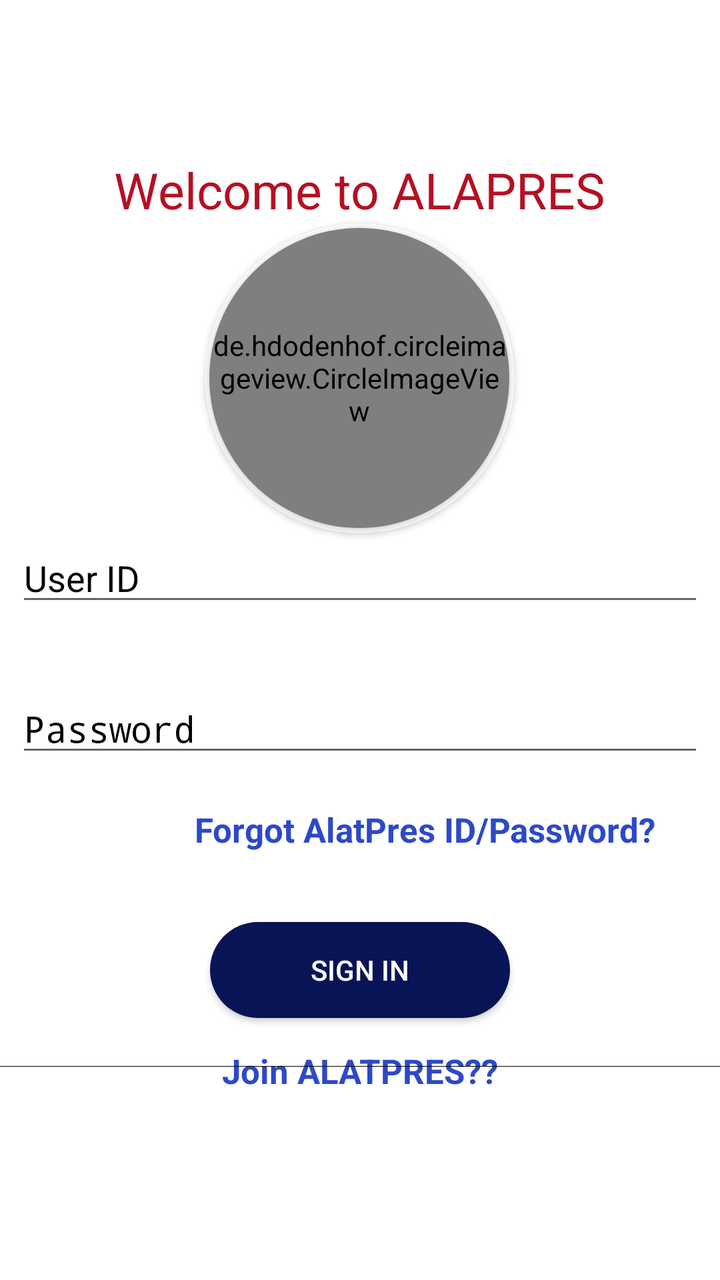
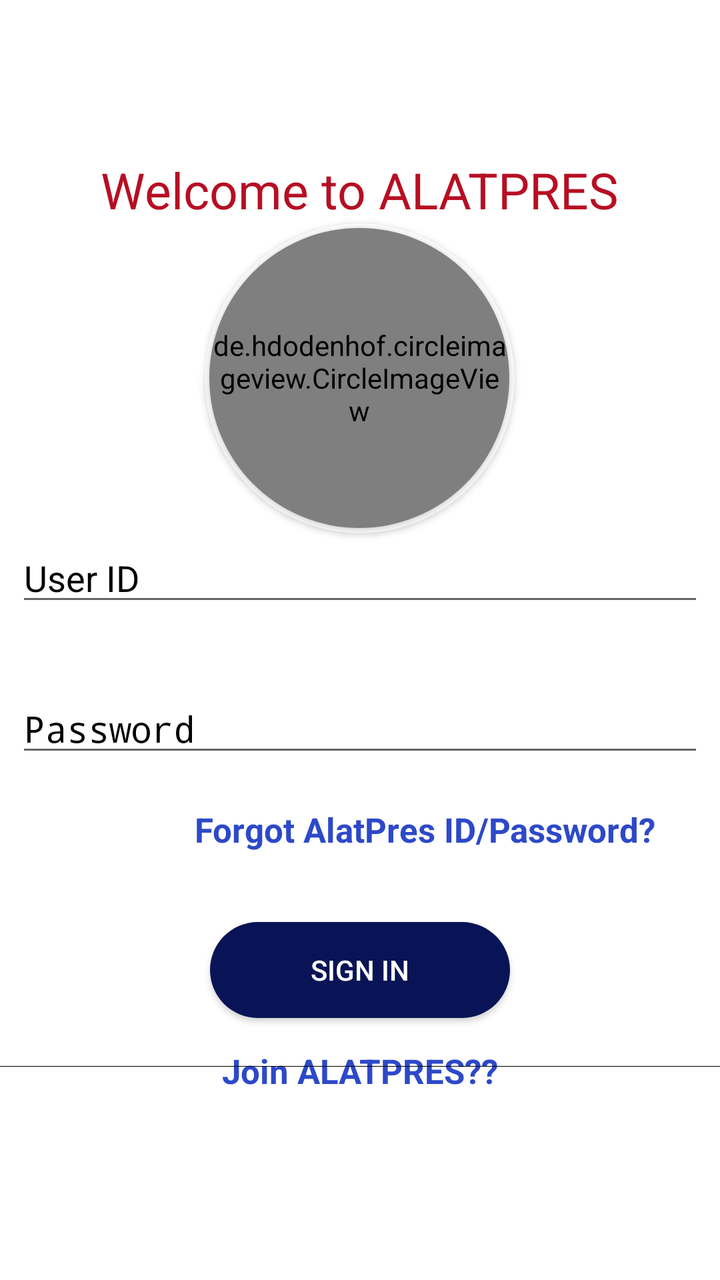

An Android layout rendered at two revisions. The XML below is the earlier revision; the diff shows what the commit changed to produce the second picture.
<!-- AndroidManifest.xml: activity theme AppTheme.NoActionBar -->
<!-- res/layout/activity_login.xml -->
<?xml version="1.0" encoding="utf-8"?>

<androidx.core.widget.NestedScrollView xmlns:android="http://schemas.android.com/apk/res/android"
    xmlns:app="http://schemas.android.com/apk/res-auto"
    xmlns:tools="http://schemas.android.com/tools"
    android:layout_width="match_parent"
    android:layout_height="match_parent"
    android:background="@color/colorWhite">

    <LinearLayout
        android:layout_width="match_parent"
        android:layout_height="match_parent"
        android:layout_gravity="center_vertical"
        android:orientation="vertical">

        <TextView
            android:id="@+id/textView"
            android:layout_width="wrap_content"
            android:layout_height="match_parent"
            android:layout_marginStart="8dp"
            android:layout_marginEnd="8dp"
            android:layout_gravity="center"
            android:layout_marginBottom="@dimen/_20sdp"
            android:text="Welcome to ALAPRES"
            android:textColor="@color/error"
            android:textSize="25sp"/>

        <androidx.cardview.widget.CardView
            android:layout_width="155dp"
            android:id="@+id/school"
            android:layout_height="155dp"
            app:cardCornerRadius="250dp"
            app:cardBackgroundColor="@color/colorWhite"
            app:layout_constraintBottom_toTopOf="@+id/textView"
            app:layout_constraintEnd_toEndOf="parent"
            android:layout_marginBottom="@dimen/_20sdp"
            app:layout_constraintHorizontal_bias="0.5"
            android:layout_gravity="center"
            app:layout_constraintStart_toStartOf="parent"
            app:layout_constraintTop_toTopOf="parent" >


            <androidx.cardview.widget.CardView
                android:layout_width="150dp"
                android:layout_height="150dp"
                app:cardCornerRadius="250dp"
                android:layout_gravity="center">

                <de.hdodenhof.circleimageview.CircleImageView
                    android:layout_width="150dp"
                    android:id="@+id/imageview"
                    android:layout_height="150dp"
                    android:scaleType="centerCrop"/>

            </androidx.cardview.widget.CardView>

        </androidx.cardview.widget.CardView>

        <androidx.constraintlayout.widget.ConstraintLayout
            android:id="@+id/layout1"
            android:layout_width="match_parent"
            android:layout_height="match_parent"
            android:layout_gravity="center_vertical"
            android:visibility="visible">



            <EditText
                android:id="@+id/input_login_email"
                android:layout_width="match_parent"
                android:layout_height="wrap_content"
                android:layout_marginStart="8dp"
                android:layout_marginTop="40dp"
                android:layout_marginEnd="8dp"
                android:ems="10"
                android:hint="User ID"
                android:inputType="text"
                android:textColor="@color/colorBlack"
                android:textColorHint="@color/colorBlack"
                app:layout_constraintEnd_toEndOf="parent"
                app:layout_constraintHorizontal_bias="0.0"
                app:layout_constraintStart_toStartOf="parent" />

            <EditText
                android:id="@+id/input_login_pin"
                android:layout_width="match_parent"
                android:layout_height="wrap_content"
                android:layout_marginStart="8dp"
                android:layout_marginTop="34dp"
                android:layout_marginEnd="8dp"

                android:ems="10"
                android:hint="Password"
                android:inputType="textPassword"
                android:textColorHint="@color/colorBlack"
                app:layout_constraintEnd_toEndOf="parent"
                app:layout_constraintHorizontal_bias="0.503"
                app:layout_constraintStart_toStartOf="parent"
                app:layout_constraintTop_toBottomOf="@+id/input_login_email" />

            <TextView
                android:id="@+id/tv_forgot_password"
                android:layout_width="wrap_content"
                android:layout_height="wrap_content"
                android:layout_marginStart="8dp"
                android:layout_marginTop="5dp"
                android:layout_marginEnd="8dp"
                android:padding="15dp"
                android:text="Forgot AlatPres ID/Password?"
                android:textColor="@color/color_url"
                android:textSize="17sp"
                android:textStyle="bold"
                app:layout_constraintEnd_toEndOf="parent"
                app:layout_constraintHorizontal_bias="0.89"
                app:layout_constraintStart_toStartOf="parent"
                app:layout_constraintTop_toBottomOf="@+id/input_login_pin" />

            <Button
                android:id="@+id/btn_login"
                android:layout_width="150dp"
                android:layout_height="wrap_content"
                android:layout_marginStart="8dp"
                android:layout_marginTop="20sp"
                android:layout_marginEnd="8dp"
                android:background="@drawable/button_shape"
                android:text="Sign In"
                android:textColor="@android:color/white"
                app:layout_constraintEnd_toEndOf="parent"
                app:layout_constraintStart_toStartOf="parent"
                app:layout_constraintTop_toBottomOf="@+id/tv_forgot_password" />

            <TextView
                android:id="@+id/joinalat"
                android:layout_width="wrap_content"
                android:layout_height="wrap_content"
                android:layout_marginStart="8dp"
                android:layout_marginTop="@dimen/_20sdp"
                android:layout_marginEnd="8dp"
                android:padding="15dp"
                android:text="Join ALATPRES??"
                android:textColor="@color/color_url"
                android:textSize="17sp"
                android:textStyle="bold"
                app:layout_constraintEnd_toEndOf="parent"
                app:layout_constraintStart_toStartOf="parent"
                app:layout_constraintTop_toBottomOf="@+id/btn_login" />

            <View
                android:id="@+id/view"
                android:layout_width="match_parent"
                android:layout_height="0.2dp"
                android:layout_marginStart="0dp"
                android:layout_marginTop="24dp"
                android:layout_marginEnd="0dp"
                android:background="@android:color/black"
                app:layout_constraintEnd_toEndOf="parent"
                app:layout_constraintStart_toStartOf="parent"
                app:layout_constraintTop_toBottomOf="@+id/btn_login" />


        </androidx.constraintlayout.widget.ConstraintLayout>
    </LinearLayout>

</androidx.core.widget.NestedScrollView>
<!-- resources referenced by this layout -->
<resources>
  <color name="colorBlack">#000000</color>
  <color name="colorWhite">#FFFFFF</color>
  <color name="color_url">#2D49C9</color>
  <color name="error">#B60F23</color>
  <!-- drawable button_shape (drawable) -->
  <?xml version="1.0" encoding="utf-8"?>
  <shape xmlns:android="http://schemas.android.com/apk/res/android"
      android:shape="rectangle">
  
      <corners android:radius="25dp" />
  
      <solid android:color="@color/colorPrimary" />
  
  </shape>
  <style name="AppTheme.NoActionBar">
          <item name="windowActionBar">false</item>
          <item name="windowNoTitle">true</item>
      </style>
  <color name="colorPrimary">#091456</color>
</resources>

<!-- the commit's change to res/layout/activity_login.xml (unified diff, before → after) -->
@@ -21,7 +21,7 @@
             android:layout_marginEnd="8dp"
             android:layout_gravity="center"
             android:layout_marginBottom="@dimen/_20sdp"
-            android:text="Welcome to ALAPRES"
+            android:text="Welcome to ALATPRES"
             android:textColor="@color/error"
             android:textSize="25sp"/>
 
